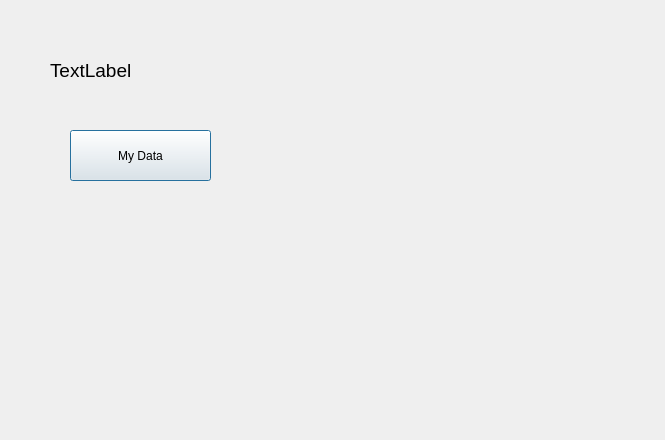
tvt24kmo-project/group_x, file peppi/studentinfo.ui: the form before one commit.
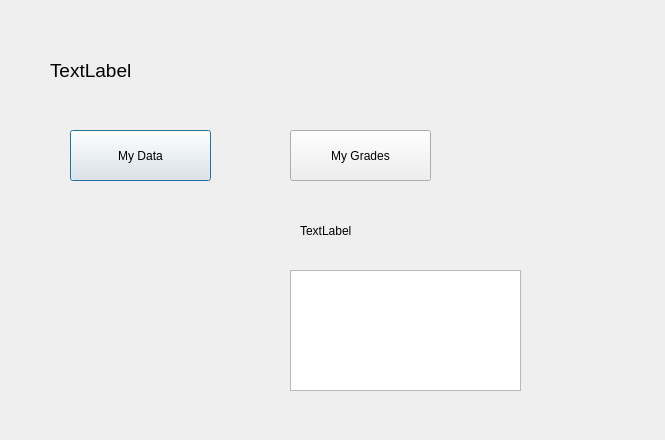
The form after the commit.

```diff
--- a/peppi/studentinfo.ui
+++ b/peppi/studentinfo.ui
@@ -44,6 +44,42 @@
     <string>My Data</string>
    </property>
   </widget>
+  <widget class="QPushButton" name="btnGrade">
+   <property name="geometry">
+    <rect>
+     <x>290</x>
+     <y>130</y>
+     <width>141</width>
+     <height>51</height>
+    </rect>
+   </property>
+   <property name="text">
+    <string>My Grades</string>
+   </property>
+  </widget>
+  <widget class="QLabel" name="labelGrade">
+   <property name="geometry">
+    <rect>
+     <x>300</x>
+     <y>220</y>
+     <width>171</width>
+     <height>21</height>
+    </rect>
+   </property>
+   <property name="text">
+    <string>TextLabel</string>
+   </property>
+  </widget>
+  <widget class="QTextEdit" name="textGrades">
+   <property name="geometry">
+    <rect>
+     <x>290</x>
+     <y>270</y>
+     <width>231</width>
+     <height>121</height>
+    </rect>
+   </property>
+  </widget>
  </widget>
  <resources/>
  <connections/>
```
